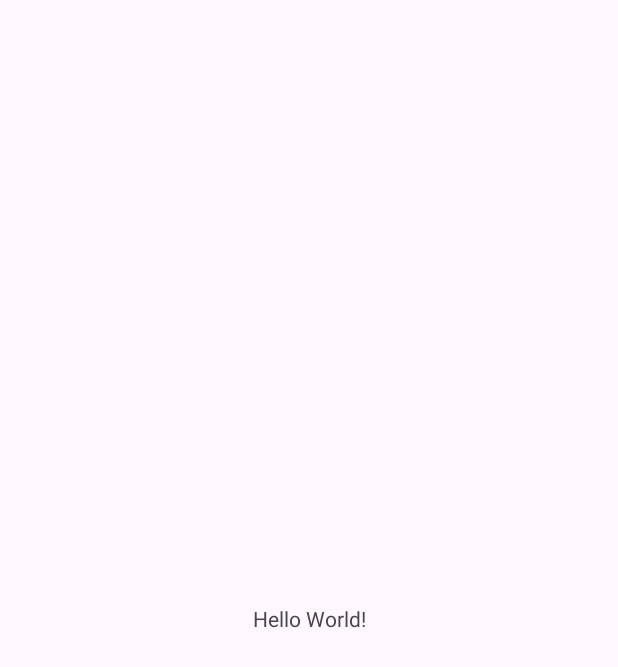
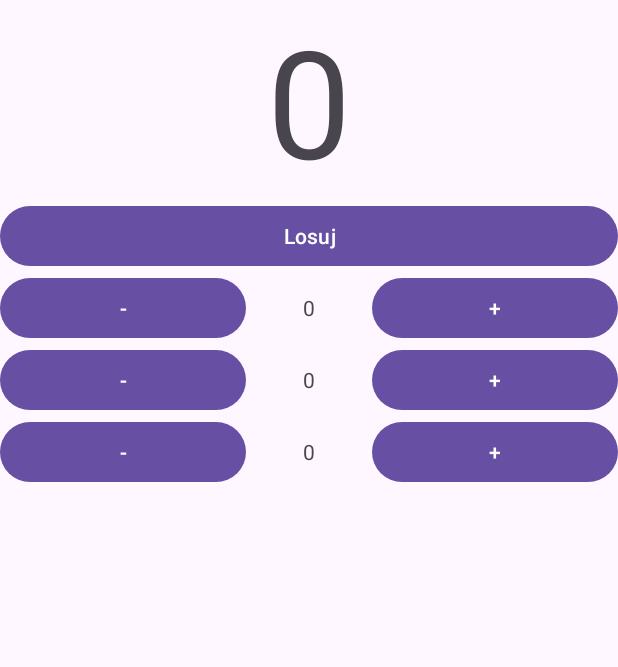
Before and after one commit to Doniek316/Kartkowka, an Android app: the screen it shows after launch (MainActivity), on a phone screen of 412 x 824 dp. Before the commit the part shown is almost empty. Shown: the top 667 px of the screen. Run offline under Robolectric (Android 15) with nearby library versions, the phone set to English and light mode, and no system bars.

Commit message:
Widok aplikacji

```diff
--- a/app/src/main/res/layout/activity_main.xml
+++ b/app/src/main/res/layout/activity_main.xml
@@ -1,19 +1,117 @@
 <?xml version="1.0" encoding="utf-8"?>
-<androidx.constraintlayout.widget.ConstraintLayout xmlns:android="http://schemas.android.com/apk/res/android"
+<LinearLayout xmlns:android="http://schemas.android.com/apk/res/android"
     xmlns:app="http://schemas.android.com/apk/res-auto"
     xmlns:tools="http://schemas.android.com/tools"
     android:id="@+id/main"
     android:layout_width="match_parent"
     android:layout_height="match_parent"
+    android:orientation="vertical"
     tools:context=".MainActivity">
 
-    <TextView
-        android:layout_width="wrap_content"
+    <LinearLayout
+        android:layout_width="match_parent"
         android:layout_height="wrap_content"
-        android:text="Hello World!"
-        app:layout_constraintBottom_toBottomOf="parent"
-        app:layout_constraintEnd_toEndOf="parent"
-        app:layout_constraintStart_toStartOf="parent"
-        app:layout_constraintTop_toTopOf="parent" />
+        android:orientation="vertical">
 
-</androidx.constraintlayout.widget.ConstraintLayout>
+        <TextView
+            android:id="@+id/textView2"
+            android:layout_width="match_parent"
+            android:layout_height="wrap_content"
+            android:text="0"
+            android:textAlignment="center"
+            android:textSize="100dp" />
+
+        <Button
+            android:id="@+id/button49"
+            android:layout_width="match_parent"
+            android:layout_height="wrap_content"
+            android:text="Losuj" />
+
+        <LinearLayout
+            android:layout_width="match_parent"
+            android:layout_height="wrap_content"
+            android:orientation="horizontal">
+
+            <Button
+                android:id="@+id/button30"
+                android:layout_width="wrap_content"
+                android:layout_height="wrap_content"
+                android:layout_weight="1"
+                android:text="-" />
+
+            <TextView
+                android:id="@+id/textView6"
+                android:layout_width="wrap_content"
+                android:layout_height="wrap_content"
+                android:layout_weight="1"
+                android:textAlignment="center"
+                android:text="0" />
+
+            <Button
+                android:id="@+id/button31"
+                android:layout_width="wrap_content"
+                android:layout_height="wrap_content"
+                android:layout_weight="1"
+                android:text="+" />
+
+        </LinearLayout>
+
+    </LinearLayout>
+
+    <LinearLayout
+        android:layout_width="match_parent"
+        android:layout_height="wrap_content"
+        android:orientation="horizontal">
+
+        <Button
+            android:id="@+id/button46"
+            android:layout_width="wrap_content"
+            android:layout_height="wrap_content"
+            android:layout_weight="1"
+            android:text="-" />
+
+        <TextView
+            android:id="@+id/textView12"
+            android:layout_width="wrap_content"
+            android:layout_height="wrap_content"
+            android:layout_weight="1"
+            android:textAlignment="center"
+            android:text="0" />
+
+        <Button
+            android:id="@+id/button47"
+            android:layout_width="wrap_content"
+            android:layout_height="wrap_content"
+            android:layout_weight="1"
+            android:text="+" />
+    </LinearLayout>
+
+    <LinearLayout
+        android:layout_width="match_parent"
+        android:layout_height="match_parent"
+        android:orientation="horizontal">
+
+        <Button
+            android:id="@+id/button52"
+            android:layout_width="wrap_content"
+            android:layout_height="wrap_content"
+            android:layout_weight="1"
+            android:text="-" />
+
+        <TextView
+            android:id="@+id/textView14"
+            android:layout_width="wrap_content"
+            android:layout_height="wrap_content"
+            android:layout_weight="1"
+            android:textAlignment="center"
+            android:text="0" />
+
+        <Button
+            android:id="@+id/button53"
+            android:layout_width="wrap_content"
+            android:layout_height="wrap_content"
+            android:layout_weight="1"
+            android:text="+" />
+    </LinearLayout>
+
+</LinearLayout>
```
